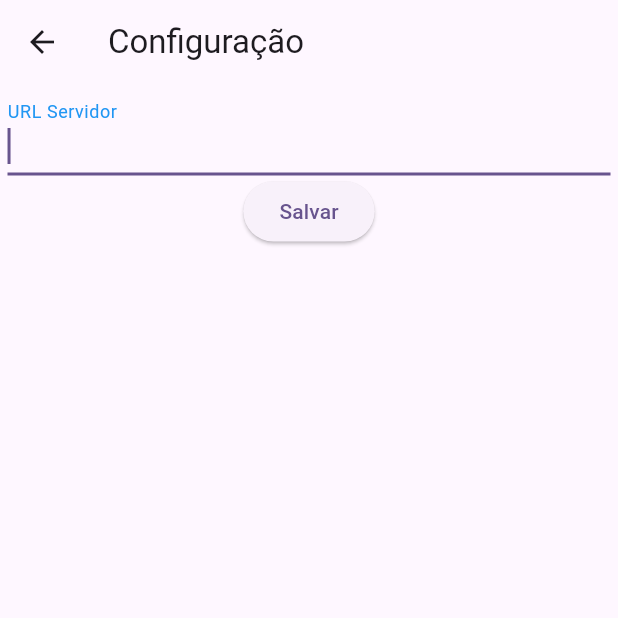
After one commit to cleidival/cfsistemas, a Flutter app: the screen it shows after launch, item 4 of the bottom bar chosen, after a tap on the "settings" icon, on a phone screen of 412 x 824 dp, the top half of it. The commit adds this screen. Run offline on Flutter 3.47's test engine with Material 3 defaults, Android fonts, the phone set to English and light mode, and no system bars; our stand-ins replace dio, google_nav_bar, sqflite; missing offline and left inert: dart:ffi, qr_code_scanner; accounts and stored records are empty; network calls fail.

Commit message:
Criação de noas funcionalidades - configuração sqlite e http

```diff
--- a/ControleDeEntregas/entregas/lib/main.dart
+++ b/ControleDeEntregas/entregas/lib/main.dart
@@ -4,6 +4,7 @@ import 'pages/home_page.dart';
 
 void main() {
   runApp(const MyApp());
+  print('ok');
 }
 
 class MyApp extends StatelessWidget {
@@ -16,7 +17,6 @@ class MyApp extends StatelessWidget {
       debugShowCheckedModeBanner: false,
       title: 'Controle de Entregas',
       theme: ThemeData(
-
         //colorScheme: ColorScheme.fromSeed(seedColor: Colors.deepPurple),
         colorScheme: ColorScheme.fromSeed(seedColor: Colors.deepPurple),
         useMaterial3: true,
--- /dev/null
+++ b/ControleDeEntregas/entregas/lib/pages/configuracao.dart
@@ -0,0 +1,44 @@
+import 'package:entregas/settings.dart';
+import 'package:flutter/material.dart';
+
+class Configuracao extends StatefulWidget {
+  const Configuracao({super.key});
+
+  @override
+  State<Configuracao> createState() => _ConfiguracaoState();
+}
+
+class _ConfiguracaoState extends State<Configuracao> {
+  final _newBaseUrl = TextEditingController();
+  String? initialValue = "";
+
+  @override
+  Widget build(BuildContext context) {
+    return Scaffold(
+      appBar: AppBar(
+        title: Text('Configuração'),
+      ),
+      body: Container(
+        padding: const EdgeInsets.all(5),
+        child: Column(
+          children: [
+            TextFormField(
+              controller: _newBaseUrl,
+              autofocus: true,
+              keyboardType: TextInputType.text,
+              decoration: const InputDecoration(
+                  labelText: 'URL Servidor',
+                  labelStyle: TextStyle(color: Colors.blue)),
+            ),
+            ElevatedButton(onPressed: saveBaseUrl, child: Text('Salvar')),
+          ],
+        ),
+      ),
+    );
+  }
+
+  void saveBaseUrl() {
+    String? newBaseUrl = _newBaseUrl.text;
+    print(newBaseUrl);
+  }
+}
--- a/ControleDeEntregas/entregas/lib/pages/home_page.dart
+++ b/ControleDeEntregas/entregas/lib/pages/home_page.dart
@@ -1,4 +1,5 @@
 import 'package:entregas/pages/anexos.dart';
+import 'package:entregas/pages/configuracao.dart';
 import 'package:entregas/pages/mensagens.dart';
 import 'package:entregas/pages/cargas/minhas_cargas.dart';
 import 'package:entregas/pages/tarefas/tarefas_finalizadas.dart';
@@ -72,11 +73,17 @@ class _HomePageState extends State<HomePage> {
                 color: Colors.white,
               ),
             ),
-            const Padding(
-              padding: EdgeInsets.only(left: 10),
-              child: Icon(
-                Icons.more_vert,
+            Padding(
+              padding: const EdgeInsets.only(left: 10),
+              child: IconButton(
+                icon: const Icon(Icons.settings),
                 color: Colors.white,
+                onPressed: () {
+                  Navigator.push(
+                    context,
+                    MaterialPageRoute(builder: (context) => Configuracao()),
+                  );
+                },
               ),
             ),
           ],
--- /dev/null
+++ b/ControleDeEntregas/entregas/lib/repositories/funcionarios.repository.dart
@@ -0,0 +1,24 @@
+import 'dart:convert';
+import 'package:entregas/settings.dart';
+import 'package:flutter/material.dart';
+import 'package:http/http.dart' as http;
+
+Future<List<dynamic>> fetchFuncionarios() async {
+  String url = BASE_URL + '/Funcionarios/Lista';
+  //http: //192.168.2.220:8082/api/v1/Funcionarios/Lista
+
+  try {
+    final response = await http.get(Uri.parse(url));
+    print(url);
+
+    if (response.statusCode == 200) {
+      print("Dados Carregados");
+      return json.decode(response.body);
+    } else {
+      print('Erro Ao carregar pagina: ${response.statusCode}');
+      throw Exception('Erro Ao carregar pagina ${response.statusCode}');
+    }
+  } catch (error) {
+    throw Exception('Failed to load data: $error');
+  }
+}
--- a/ControleDeEntregas/entregas/lib/settings.dart
+++ b/ControleDeEntregas/entregas/lib/settings.dart
@@ -26,3 +26,5 @@ const String CREATE_TABLES_SCRIPT = """
   );
 
 """;
+
+const String BASE_URL = "http://192.168.2.220:8082/api/v1";
--- a/ControleDeEntregas/entregas/pubspec.yaml
+++ b/ControleDeEntregas/entregas/pubspec.yaml
@@ -35,11 +35,13 @@ dependencies:
   # The following adds the Cupertino Icons font to your application.
   # Use with the CupertinoIcons class for iOS style icons.
   cupertino_icons: ^1.0.2
-  dio: ^5.3.3
+  dio: ^5.3.4
   shared_preferences: ^2.2.2
   sqflite: ^2.3.0
   path: ^1.8.3
   path_provider: ^2.1.1
+  http: ^1.1.0
+
 
 dev_dependencies:
   flutter_test:
```
Also changed, not shown: ControleDeEntregas/entregas/lib/models/funcionarios_model.dart (added, +54 -0 lines), ControleDeEntregas/entregas/lib/pages/anexos.dart (+34 -9 lines), ControleDeEntregas/entregas/pubspec.lock, 1 other file.
